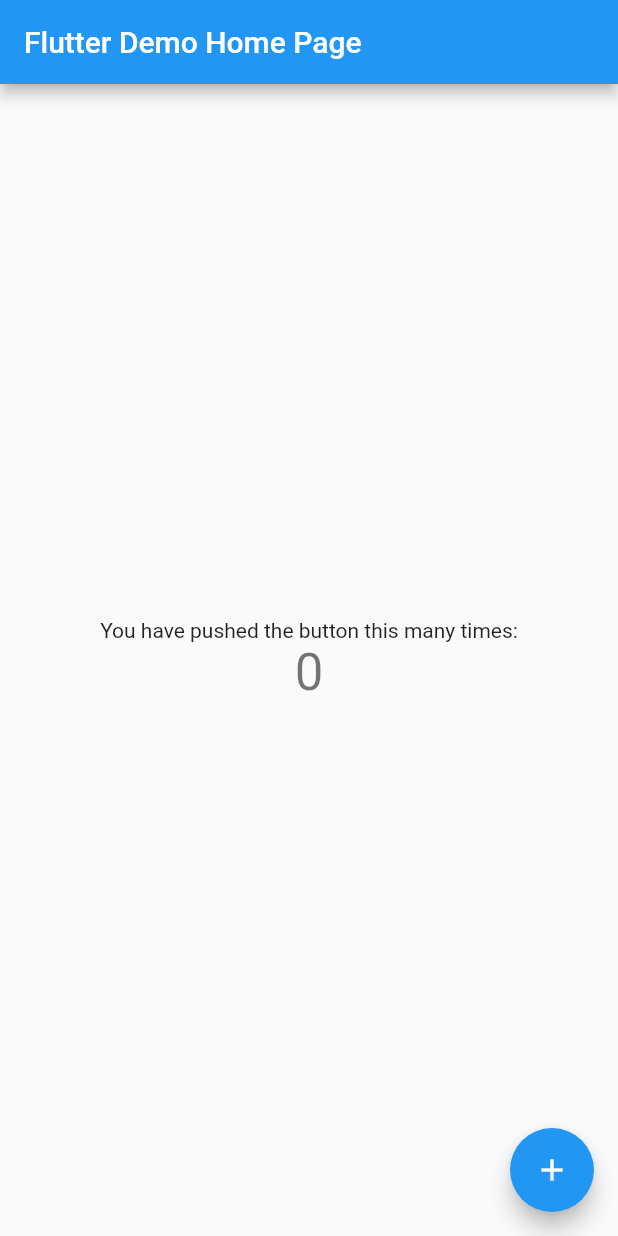
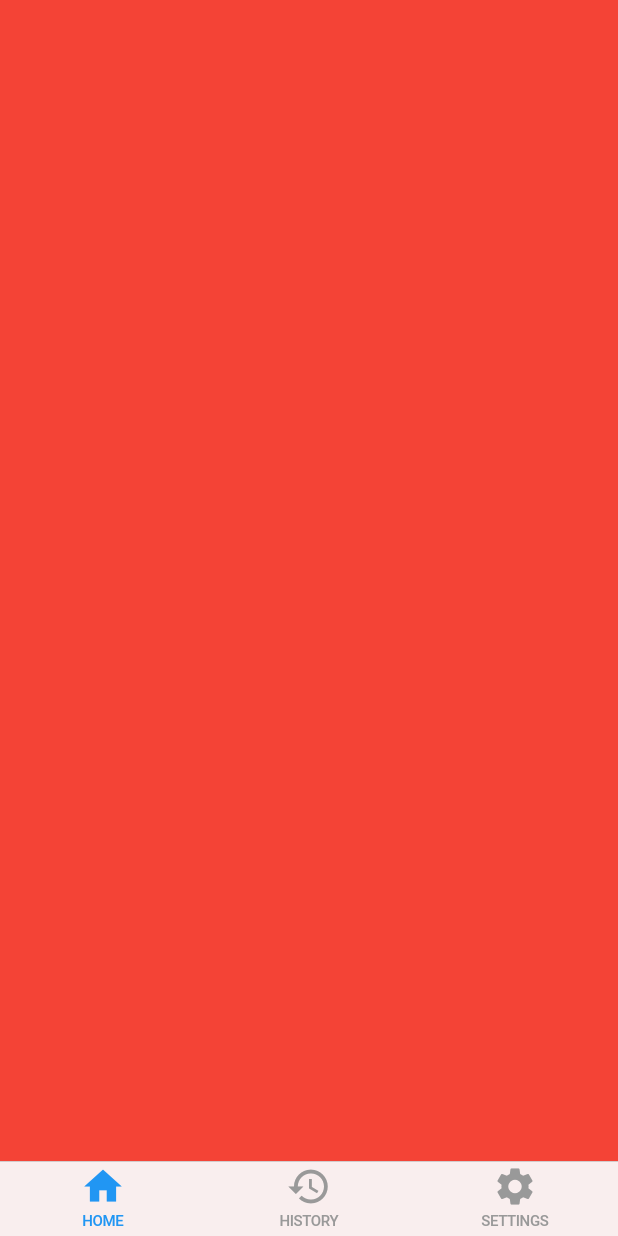
Before and after one commit to pientknk/time_manager, a Flutter app: the screen it shows after launch, on a phone screen of 412 x 824 dp. Run offline on Flutter 3.47's test engine with Material 2 defaults, Android fonts, the phone set to English and light mode, and no system bars.

Commit message:
added tab navigation
Added tab navigation with 3 tabs using cupertino widgets

```diff
--- a/lib/main.dart
+++ b/lib/main.dart
@@ -1,4 +1,5 @@
 import 'package:flutter/material.dart';
+import 'package:flutter/cupertino.dart';
 
 void main() => runApp(MyApp());
 
@@ -7,105 +8,91 @@ class MyApp extends StatelessWidget {
   @override
   Widget build(BuildContext context) {
     return MaterialApp(
-      title: 'Flutter Demo',
+      title: 'Time Manager',
       theme: ThemeData(
-        // This is the theme of your application.
-        //
-        // Try running your application with "flutter run". You'll see the
-        // application has a blue toolbar. Then, without quitting the app, try
-        // changing the primarySwatch below to Colors.green and then invoke
-        // "hot reload" (press "r" in the console where you ran "flutter run",
-        // or simply save your changes to "hot reload" in a Flutter IDE).
-        // Notice that the counter didn't reset back to zero; the application
-        // is not restarted.
         primarySwatch: Colors.blue,
       ),
-      home: MyHomePage(title: 'Flutter Demo Home Page'),
+      home: TabBarWidget(),
     );
   }
 }
 
-class MyHomePage extends StatefulWidget {
-  MyHomePage({Key key, this.title}) : super(key: key);
-
-  // This widget is the home page of your application. It is stateful, meaning
-  // that it has a State object (defined below) that contains fields that affect
-  // how it looks.
-
-  // This class is the configuration for the state. It holds the values (in this
-  // case the title) provided by the parent (in this case the App widget) and
-  // used by the build method of the State. Fields in a Widget subclass are
-  // always marked "final".
-
-  final String title;
+class TabBarWidget extends StatefulWidget {
+  ///constructor?
+  //final String title;
 
   @override
-  _MyHomePageState createState() => _MyHomePageState();
+  _TabBarWidget createState() => _TabBarWidget();
 }
 
-class _MyHomePageState extends State<MyHomePage> {
-  int _counter = 0;
+class _TabBarWidget extends State<TabBarWidget> {
 
-  void _incrementCounter() {
-    setState(() {
-      // This call to setState tells the Flutter framework that something has
-      // changed in this State, which causes it to rerun the build method below
-      // so that the display can reflect the updated values. If we changed
-      // _counter without calling setState(), then the build method would not be
-      // called again, and so nothing would appear to happen.
-      _counter++;
-    });
-  }
 
   @override
   Widget build(BuildContext context) {
-    // This method is rerun every time setState is called, for instance as done
-    // by the _incrementCounter method above.
-    //
-    // The Flutter framework has been optimized to make rerunning build methods
-    // fast, so that you can just rebuild anything that needs updating rather
-    // than having to individually change instances of widgets.
-    return Scaffold(
-      appBar: AppBar(
-        // Here we take the value from the MyHomePage object that was created by
-        // the App.build method, and use it to set our appbar title.
-        title: Text(widget.title),
+    // This method is rerun every time setState is called
+    return CupertinoTabScaffold(
+      tabBar: CupertinoTabBar(
+        items: <BottomNavigationBarItem>[
+          BottomNavigationBarItem(
+            icon: Icon(Icons.home),
+            title: Text('HOME'),
+          ),
+          BottomNavigationBarItem(
+            icon: Icon(Icons.history),
+            title: Text('HISTORY')
+          ),
+          BottomNavigationBarItem(
+            icon: Icon(Icons.settings),
+            title: Text('SETTINGS')
+          )
+        ],
       ),
-      body: Center(
-        // Center is a layout widget. It takes a single child and positions it
-        // in the middle of the parent.
-        child: Column(
-          // Column is also layout widget. It takes a list of children and
-          // arranges them vertically. By default, it sizes itself to fit its
-          // children horizontally, and tries to be as tall as its parent.
-          //
-          // Invoke "debug painting" (press "p" in the console, choose the
-          // "Toggle Debug Paint" action from the Flutter Inspector in Android
-          // Studio, or the "Toggle Debug Paint" command in Visual Studio Code)
-          // to see the wireframe for each widget.
-          //
-          // Column has various properties to control how it sizes itself and
-          // how it positions its children. Here we use mainAxisAlignment to
-          // center the children vertically; the main axis here is the vertical
-          // axis because Columns are vertical (the cross axis would be
-          // horizontal).
-          mainAxisAlignment: MainAxisAlignment.center,
+      tabBuilder: (BuildContext context, int index){
+        switch(index) {
+          case 0:
+            return new Container(
+              color: Colors.red,
+            );
+            break;
+          case 1:
+            return new Container(
+              color: Colors.blue,
+            );
+            break;
+          case 2:
+            return new Container(
+              color: Colors.green,
+            );
+            break;
+        }
+
+        return null;
+      },
+    );
+    /*return DefaultTabController(
+      length: 4,
+      child: Scaffold(
+        appBar: AppBar(
+          bottom: TabBar(
+            tabs: <Widget>[
+              Tab(icon: Icon(Icons.directions_car)),
+              Tab(icon: Icon(Icons.directions_transit)),
+              Tab(icon: Icon(Icons.directions_bike)),
+              Tab(icon: Icon(Icons.directions_boat))
+            ],
+          ),
+          title: Text('Time Manager'),
+        ),
+        body: TabBarView(
           children: <Widget>[
-            Text(
-              'You have pushed the button this many times:',
-            ),
-            Text(
-              '$_counter',
-              style: Theme.of(context).textTheme.display1,
-            ),
+            Icon(Icons.directions_car),
+            Icon(Icons.directions_transit),
+            Icon(Icons.directions_bike),
+            Icon(Icons.directions_boat)
           ],
-        ),
-      ),
-      floatingActionButton: FloatingActionButton(
-        onPressed: _incrementCounter,
-        tooltip: 'Increment',
-        child: Icon(Icons.add),
-      ), // This trailing comma makes auto-formatting nicer for build methods.
-    );
+        )
+      )
+    );*/
   }
 }
```
